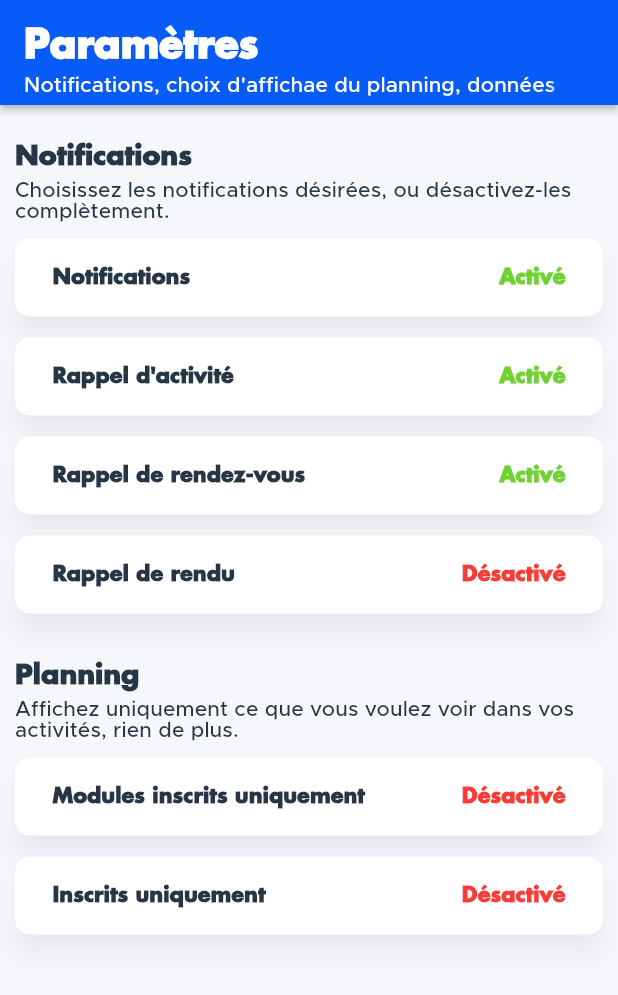
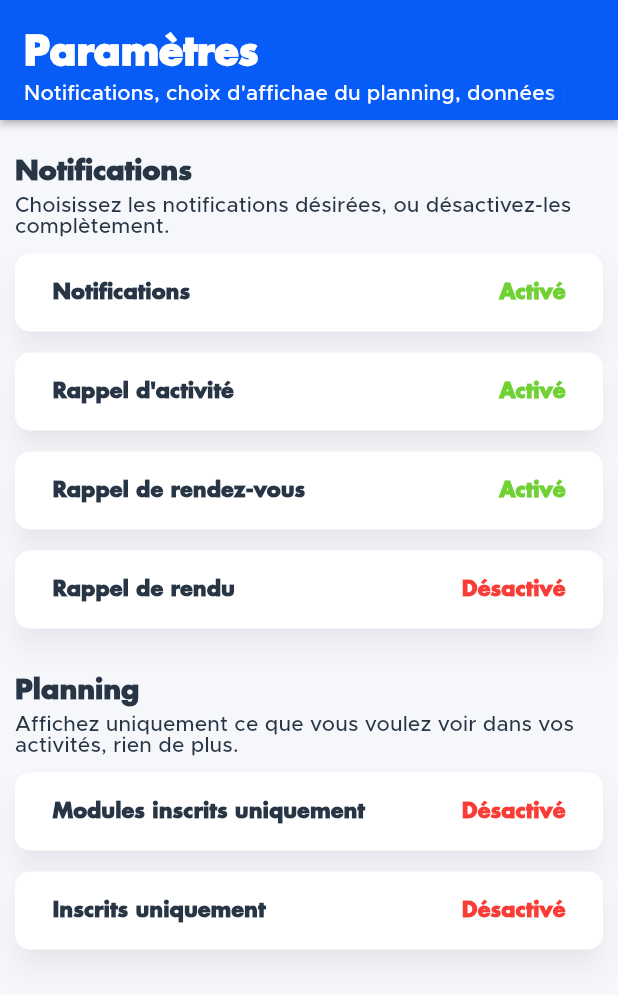
Before and after one commit to EpitechUtils/dashtech-mobile, a Flutter app: the SettingsPage screen opened directly, on a phone screen of 412 x 824 dp. Shown: the top 995 px of the screen. Run offline on Flutter 3.47's test engine with Material 2 defaults, Android fonts, the phone set to English and light mode, and no system bars; our stand-ins replace animate_do, animated_bottom_navigation_bar, basic_utils, cached_network_image, cookie_jar, dartz and 22 more; missing offline and left inert: enum_to_string, fab_circular_menu, flutter_inappwebview; accounts and stored records are empty; generated files the repository leaves out were written again; network calls fail; statements that could not run were skipped.

Commit message:
fix(settings): Edit settings app bar

```diff
--- a/lib/presentation/pages/settings/widgets/settings_app_bar.dart
+++ b/lib/presentation/pages/settings/widgets/settings_app_bar.dart
@@ -10,7 +10,7 @@ class SettingsAppBar extends GetView<SettingsController>
   @override
   Widget build(BuildContext context) {
     return AppBar(
-      toolbarHeight: 70.0,
+      toolbarHeight: 80.0,
       automaticallyImplyLeading: false,
       centerTitle: false,
       actions: [
@@ -70,5 +70,5 @@ class SettingsAppBar extends GetView<SettingsController>
   }
 
   @override
-  Size get preferredSize => Size.fromHeight(70.0);
+  Size get preferredSize => Size.fromHeight(80.0);
 }
```
